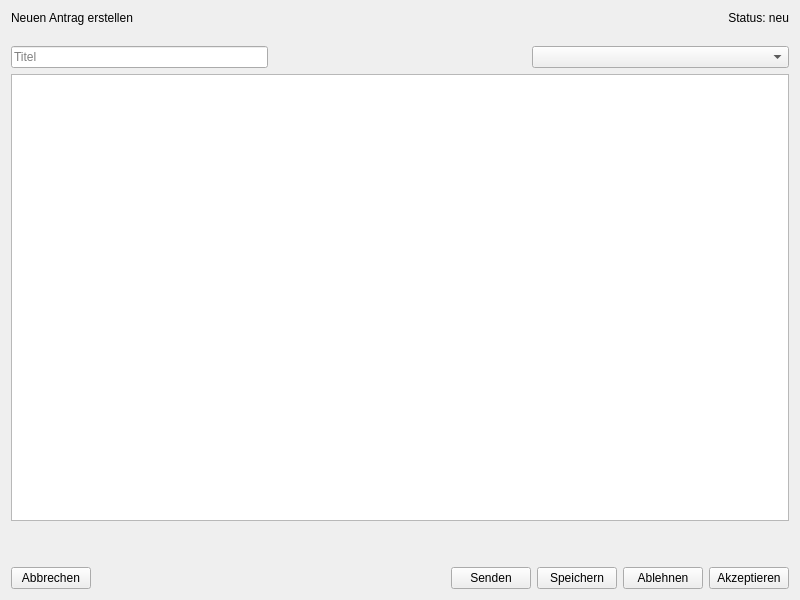
Qt form HR_Managment_System_Application/antrag_detailpage.ui (MehmetMertt/twentyONE_HR_System) before a commit.
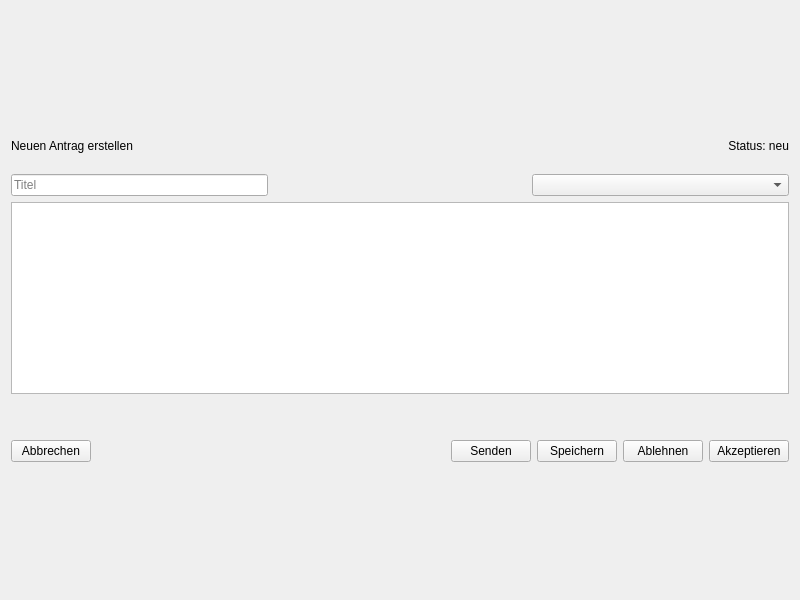
The same form after that commit.

What changed in the file:
```diff
--- a/HR_Managment_System_Application/antrag_detailpage.ui
+++ b/HR_Managment_System_Application/antrag_detailpage.ui
@@ -13,7 +13,20 @@
   <property name="windowTitle">
    <string>Form</string>
   </property>
-  <layout class="QHBoxLayout" name="horizontalLayout">
+  <layout class="QVBoxLayout" name="verticalLayout_2">
+   <item>
+    <spacer name="verticalSpacer_3">
+     <property name="orientation">
+      <enum>Qt::Vertical</enum>
+     </property>
+     <property name="sizeHint" stdset="0">
+      <size>
+       <width>20</width>
+       <height>40</height>
+      </size>
+     </property>
+    </spacer>
+   </item>
    <item>
     <layout class="QVBoxLayout" name="verticalLayout">
      <item>
@@ -106,7 +119,14 @@
       </layout>
      </item>
      <item>
-      <widget class="QPlainTextEdit" name="plainTextEdit"/>
+      <widget class="QPlainTextEdit" name="notiz">
+       <property name="maximumSize">
+        <size>
+         <width>16777215</width>
+         <height>350</height>
+        </size>
+       </property>
+      </widget>
      </item>
      <item>
       <spacer name="verticalSpacer_2">
@@ -178,6 +198,19 @@
      </item>
     </layout>
    </item>
+   <item>
+    <spacer name="verticalSpacer_4">
+     <property name="orientation">
+      <enum>Qt::Vertical</enum>
+     </property>
+     <property name="sizeHint" stdset="0">
+      <size>
+       <width>20</width>
+       <height>40</height>
+      </size>
+     </property>
+    </spacer>
+   </item>
   </layout>
  </widget>
  <resources/>
```
Left out of the diff: 22 changed lines with no effect on the pictures.
